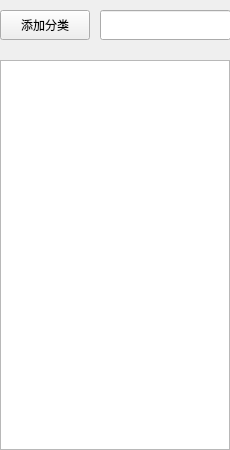
Old version of the form BMS/view/modifybookcategory.ui in the repository adventurer-w/Books-Management-System.
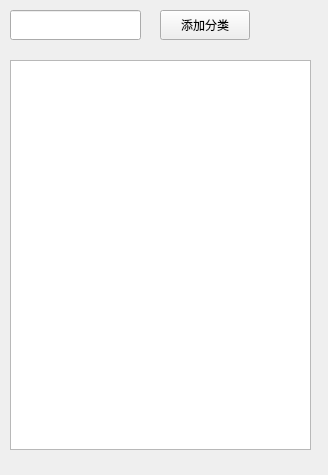
New version of the form.

The edit to the form file:
```diff
--- a/BMS/view/modifybookcategory.ui
+++ b/BMS/view/modifybookcategory.ui
@@ -6,8 +6,8 @@
    <rect>
     <x>0</x>
     <y>0</y>
-    <width>230</width>
-    <height>450</height>
+    <width>328</width>
+    <height>475</height>
    </rect>
   </property>
   <property name="windowTitle">
@@ -16,7 +16,7 @@
   <widget class="QLineEdit" name="line_addclassify">
    <property name="geometry">
     <rect>
-     <x>100</x>
+     <x>10</x>
      <y>10</y>
      <width>131</width>
      <height>30</height>
@@ -26,7 +26,7 @@
   <widget class="QPushButton" name="btn_addclassify">
    <property name="geometry">
     <rect>
-     <x>0</x>
+     <x>160</x>
      <y>10</y>
      <width>90</width>
      <height>30</height>
@@ -39,9 +39,9 @@
   <widget class="QTableView" name="tb">
    <property name="geometry">
     <rect>
-     <x>0</x>
+     <x>10</x>
      <y>60</y>
-     <width>230</width>
+     <width>301</width>
      <height>390</height>
     </rect>
    </property>
```
